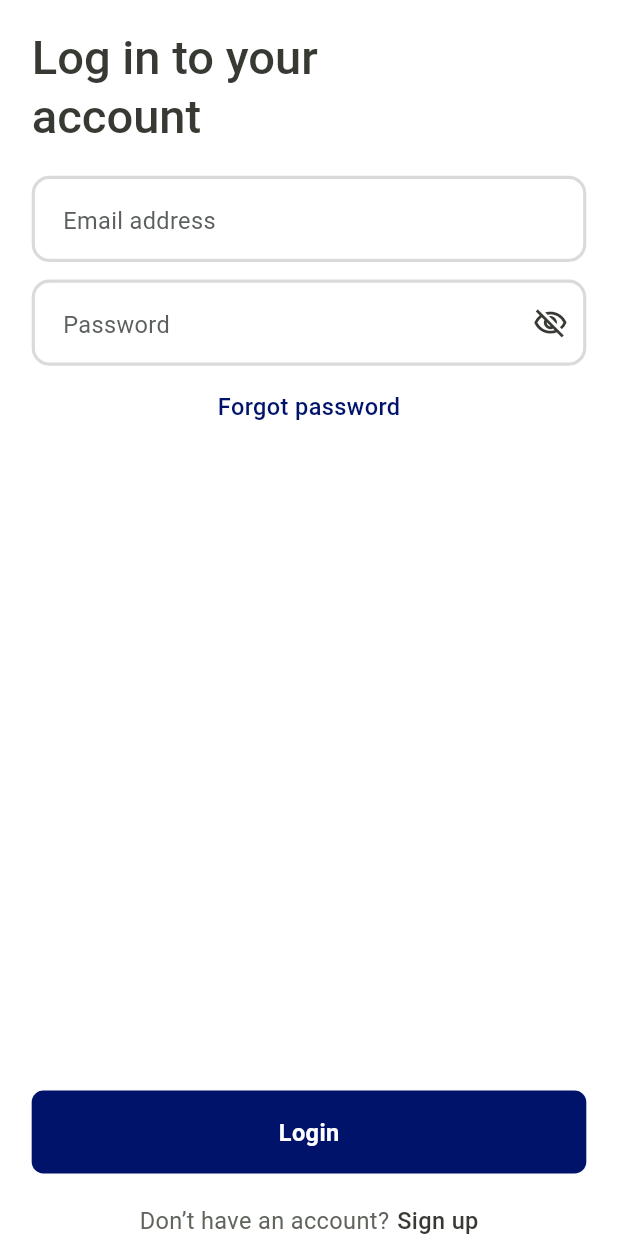
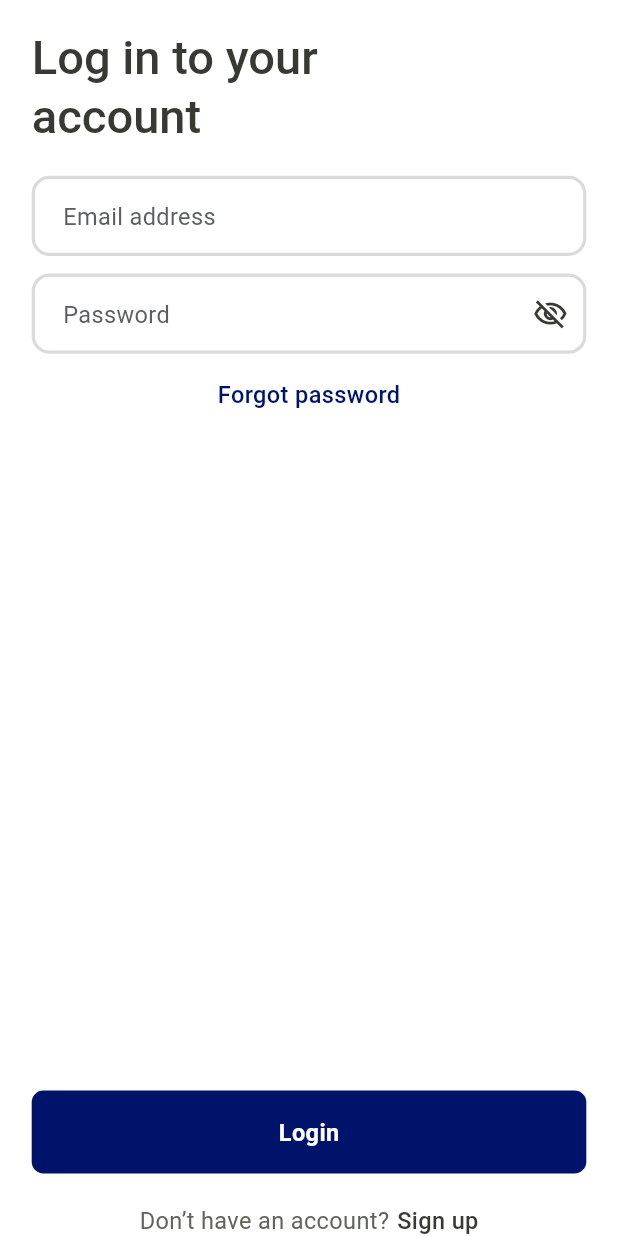
Before and after one commit to backbencherstudio/chatterStick_streaming, a Flutter app: the screen it shows after launch, on a phone screen of 412 x 824 dp. Run offline on Flutter 3.47's test engine with Material 3 defaults, Android fonts, the phone set to English and light mode, and no system bars; our stand-ins replace connectivity_plus, dio, email_validator, flutter_riverpod, flutter_screenutil, flutter_svg and 3 more.

Commit message:
fixed font issues

```diff
--- a/lib/presentation/auth/login_screen.dart
+++ b/lib/presentation/auth/login_screen.dart
@@ -66,11 +66,17 @@ class _LoginScreenState extends State<LoginScreen> {
                   style: style.headlineLarge?.copyWith(
                     color: AppColors.mediumText,
                     fontWeight: FontWeight.w500,
+                    fontSize: 32.sp
                   ),
                 ),
 
                 SizedBox(height: 20.h),
                 TextFormField(
+                    style: style.bodyMedium?.copyWith(
+                        color: AppColors.mediumText,
+                        fontWeight: FontWeight.w400,
+                        fontSize: 16.sp
+                    ),
                   controller: _emailController,
                   autovalidateMode: AutovalidateMode.onUserInteraction,
                   textInputAction: TextInputAction.next,
@@ -80,6 +86,7 @@ class _LoginScreenState extends State<LoginScreen> {
                     hintStyle: style.bodyMedium?.copyWith(
                       color: AppColors.hintText,
                       fontWeight: FontWeight.w400,
+                      fontSize: 16.sp
                     ),
                   ),
                   validator: (value) {
@@ -94,6 +101,11 @@ class _LoginScreenState extends State<LoginScreen> {
                 SizedBox(height: 12.h),
 
                 TextFormField(
+                  style: style.bodyMedium?.copyWith(
+                    color: AppColors.mediumText,
+                    fontWeight: FontWeight.w400,
+                    fontSize: 16.sp
+                  ),
                   controller: _passwordController,
                   autovalidateMode: AutovalidateMode.onUserInteraction,
                   textInputAction: TextInputAction.done,
@@ -103,6 +115,7 @@ class _LoginScreenState extends State<LoginScreen> {
                     hintStyle: style.bodyMedium?.copyWith(
                       color: AppColors.hintText,
                       fontWeight: FontWeight.w400,
+                      fontSize: 16.sp
                     ),
                     suffixIcon: Icon(
                       Icons.visibility_off_outlined,
@@ -131,6 +144,7 @@ class _LoginScreenState extends State<LoginScreen> {
                       style: style.bodyMedium?.copyWith(
                         color: AppColors.primary,
                         fontWeight: FontWeight.w500,
+                          fontSize: 16.sp
                       ),
                     ),
                   ),
@@ -156,6 +170,7 @@ class _LoginScreenState extends State<LoginScreen> {
                       style: style.bodyMedium?.copyWith(
                         color: AppColors.subtitleText1,
                         fontWeight: FontWeight.w400,
+                          fontSize: 16.sp
                       ),
                     ),
                     SizedBox(width: 5.w),
@@ -166,6 +181,7 @@ class _LoginScreenState extends State<LoginScreen> {
                         style: style.bodyMedium?.copyWith(
                           color: AppColors.mediumText,
                           fontWeight: FontWeight.w500,
+                            fontSize: 16.sp
                         ),
                       ),
                     ),
--- a/lib/presentation/favourite/view/favourite_screen.dart
+++ b/lib/presentation/favourite/view/favourite_screen.dart
@@ -45,6 +45,7 @@ class FavouriteScreen extends StatelessWidget {
                               style: styles.titleMedium!.copyWith(
                                 color: AppColors.subtitleText,
                                 fontWeight: FontWeight.w400,
+                                  fontSize: 16.sp
                               ),
                             ),
                           ],
--- a/lib/presentation/favourite/view/widgets/favourite_comics.dart
+++ b/lib/presentation/favourite/view/widgets/favourite_comics.dart
@@ -55,6 +55,7 @@ class FavouriteComics extends StatelessWidget {
                   style: style.titleSmall?.copyWith(
                     color: AppColors.titleText,
                     fontWeight: FontWeight.w500,
+                      fontSize: 18.sp
                   ),
                 ),
                 SizedBox(height: 8.h),
@@ -63,6 +64,7 @@ class FavouriteComics extends StatelessWidget {
                   style: style.bodyMedium?.copyWith(
                     color: AppColors.subtitleText,
                     fontWeight: FontWeight.w400,
+                      fontSize: 16.sp
                   ),
                 ),
                 SizedBox(height: 12.h),
@@ -73,6 +75,7 @@ class FavouriteComics extends StatelessWidget {
                   style: style.bodyMedium?.copyWith(
                     color: AppColors.subtitleText,
                     fontWeight: FontWeight.w400,
+                      fontSize: 16.sp
                   ),
                 ),
               ],
--- a/lib/presentation/home/view/home_screen.dart
+++ b/lib/presentation/home/view/home_screen.dart
@@ -37,6 +37,7 @@ class HomeScreen extends StatelessWidget {
                           hintStyle: style.titleSmall?.copyWith(
                             color: AppColors.hintText,
                             fontWeight: FontWeight.w400,
+                            fontSize: 18.sp
                           ),
                           prefixIcon: Padding(
                             padding: EdgeInsets.symmetric(vertical: 8.h,horizontal: 8.w),
--- a/lib/presentation/home/view/widgets/customComicBox.dart
+++ b/lib/presentation/home/view/widgets/customComicBox.dart
@@ -40,6 +40,7 @@ class CustomComicBox extends StatelessWidget {
             style: style.bodySmall?.copyWith(
               color: AppColors.blackColor,
               fontWeight: FontWeight.w400,
+              fontSize: 14.sp
             ),
           ),
           SizedBox(height: 8.h),
@@ -48,6 +49,7 @@ class CustomComicBox extends StatelessWidget {
             style: style.labelMedium?.copyWith(
               color: AppColors.subtitleText,
               fontWeight: FontWeight.w400,
+                fontSize: 12.sp
             ),
           ),
         ],
--- a/lib/presentation/library/view/library_screen.dart
+++ b/lib/presentation/library/view/library_screen.dart
@@ -53,6 +53,7 @@ class _LibraryScreenState extends ConsumerState<LibraryScreen> {
                               ? AppColors.titleText
                               : AppColors.titleText1,
                           fontWeight: FontWeight.w700,
+                            fontSize: 18.sp
                         ),
                       ),
                     ),
@@ -80,6 +81,7 @@ class _LibraryScreenState extends ConsumerState<LibraryScreen> {
                               ? AppColors.titleText
                               : AppColors.titleText1,
                           fontWeight: FontWeight.w700,
+                            fontSize: 18.sp
                         ),
                       ),
                     ),
@@ -134,6 +136,7 @@ class _LibraryScreenState extends ConsumerState<LibraryScreen> {
                                           style: style.titleMedium!.copyWith(
                                             color: AppColors.subtitleText,
                                             fontWeight: FontWeight.w400,
+                                              fontSize: 20.sp
                                           ),
                                         ),
                                         SizedBox(height: 300.h),
--- a/lib/presentation/library/view/widgets/library_list.dart
+++ b/lib/presentation/library/view/widgets/library_list.dart
@@ -77,6 +77,7 @@ class LibraryList extends StatelessWidget {
                     style: style.titleMedium?.copyWith(
                       color: AppColors.titleText,
                       fontWeight: FontWeight.w500,
+                        fontSize: 20.sp
                     ),
                   ),
                   SizedBox(height: 8.h),
@@ -88,6 +89,7 @@ class LibraryList extends StatelessWidget {
                         style: style.bodySmall?.copyWith(
                           color: AppColors.subtitleText,
                           fontWeight: FontWeight.w400,
+                            fontSize: 14.sp
                         ),
                       ),
 
@@ -96,6 +98,7 @@ class LibraryList extends StatelessWidget {
                         style: style.bodySmall?.copyWith(
                           color: AppColors.subtitleText,
                           fontWeight: FontWeight.w400,
+                            fontSize: 14.sp
                         ),
                       ),
                     ],
@@ -108,6 +111,7 @@ class LibraryList extends StatelessWidget {
                     style: style.bodySmall?.copyWith(
                       color: AppColors.subtitleText,
                       fontWeight: FontWeight.w400,
+                        fontSize: 14.sp
                     ),
                   ),
                   SizedBox(height: 12.h),
@@ -126,6 +130,7 @@ class LibraryList extends StatelessWidget {
                         style: style.bodySmall?.copyWith(
                           color: AppColors.buttonText,
                           fontWeight: FontWeight.w400,
+                            fontSize: 14.sp
                         ),
                       ),
                     ),
--- a/lib/presentation/notification/view/notification_screen.dart
+++ b/lib/presentation/notification/view/notification_screen.dart
@@ -43,6 +43,7 @@ class _NotificationScreenState extends State<NotificationScreen> {
                             style: style.bodyMedium?.copyWith(
                               color: AppColors.mediumText,
                               fontWeight: FontWeight.w500,
+                                fontSize: 16.sp
                             ),
                           ),
                         ],
@@ -56,6 +57,7 @@ class _NotificationScreenState extends State<NotificationScreen> {
                     style: style.bodyMedium?.copyWith(
                       color: AppColors.titleText,
                       fontWeight: FontWeight.w500,
+                        fontSize: 16.sp
                     ),
                   ),
                 ],
--- a/lib/presentation/notification/view/widgets/custom_notification.dart
+++ b/lib/presentation/notification/view/widgets/custom_notification.dart
@@ -58,6 +58,7 @@ class CustomNotification extends StatelessWidget {
                     style: style.bodyMedium?.copyWith(
                       color: AppColors.titleText,
                       fontWeight: FontWeight.w600,
+                        fontSize: 16.sp
                     ),
                   ),
                   SizedBox(height: 5.h),
@@ -68,6 +69,7 @@ class CustomNotification extends StatelessWidget {
                     style: style.labelMedium?.copyWith(
                       color: AppColors.subtitleText,
                       fontWeight: FontWeight.w400,
+                        fontSize: 12.sp
                     ),
                   ),
                   SizedBox(height: 5.h),
@@ -77,6 +79,7 @@ class CustomNotification extends StatelessWidget {
                     style: style.labelMedium?.copyWith(
                       color: AppColors.mediumText,
                       fontWeight: FontWeight.w400,
+                        fontSize: 12.sp
                     ),
                   ),
                 ],
--- a/lib/presentation/widgets/custom_header.dart
+++ b/lib/presentation/widgets/custom_header.dart
@@ -21,6 +21,7 @@ class CustomHeader extends StatelessWidget {
           style: style.titleSmall?.copyWith(
             color: AppColors.titleText,
             fontWeight: FontWeight.w700,
+              fontSize: 20.sp
           ),
         ),
         GestureDetector(
--- a/lib/presentation/widgets/primery_button.dart
+++ b/lib/presentation/widgets/primery_button.dart
@@ -50,6 +50,7 @@ class PrimaryButton extends StatelessWidget {
                 style.bodyMedium?.copyWith(
                   fontWeight: FontWeight.bold,
                   color: AppColors.whiteColor,
+                    fontSize: 16.sp
                 ),
           ),
         ),
```
